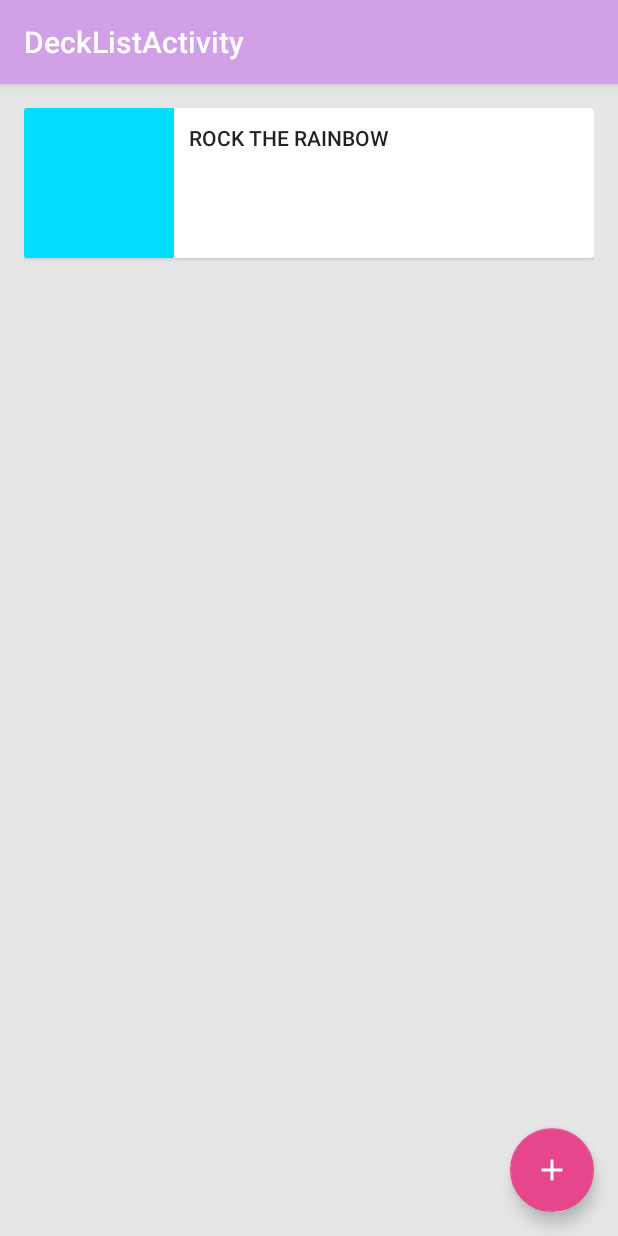
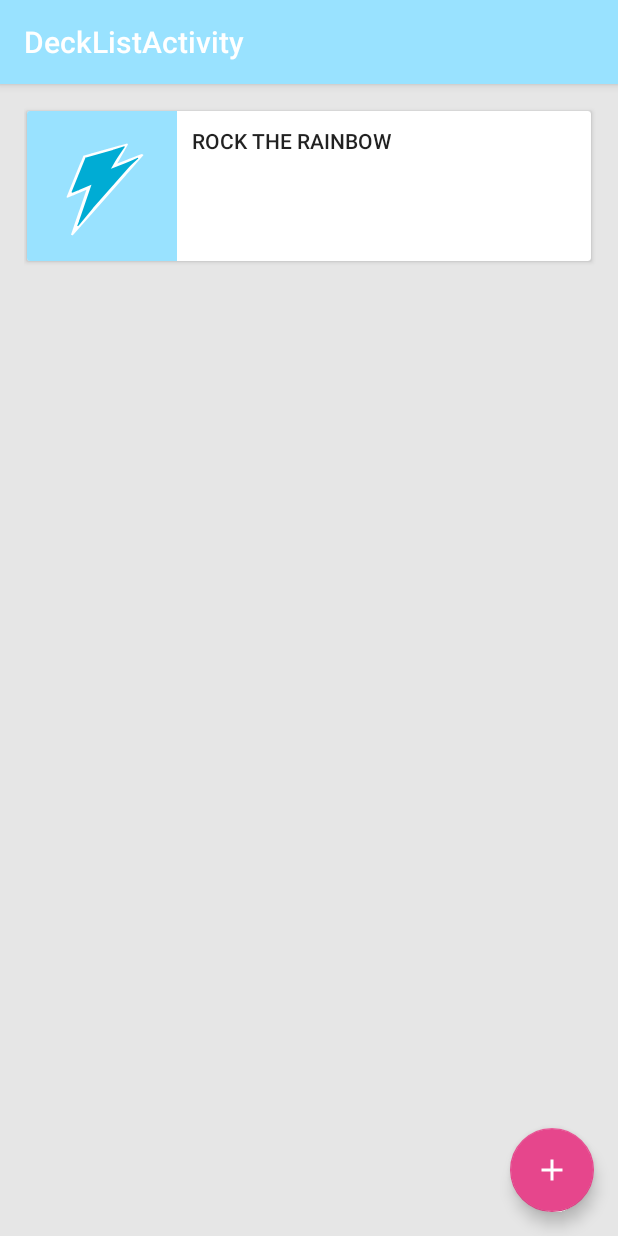
Before and after one commit to ChrisFhey/EquestriCard, an Android app: the DeckListActivity screen opened directly, with no data from a screen before it, on a phone screen of 412 x 824 dp. Run offline under Robolectric (Android 15) with nearby library versions, the light colour scheme and no system bars.

Commit message:
Added styling and assets

```diff
--- a/app/src/main/res/layout/activity_series_select.xml
+++ b/app/src/main/res/layout/activity_series_select.xml
@@ -23,6 +23,7 @@
             android:layout_height="wrap_content"
             android:id="@+id/btn_pr"
             android:onClick="seriesOverview"
-            android:tag="PR"/>
+            android:tag="PR"
+            android:backgroundTint="@color/colorPrimary" />
     </LinearLayout>
 </RelativeLayout>
--- a/app/src/main/res/layout/content_deck_list.xml
+++ b/app/src/main/res/layout/content_deck_list.xml
@@ -6,9 +6,9 @@
     android:layout_width="match_parent"
     android:layout_height="match_parent"
     android:paddingBottom="@dimen/activity_vertical_margin"
-    android:paddingLeft="@dimen/activity_horizontal_margin"
-    android:paddingRight="@dimen/activity_horizontal_margin"
-    android:paddingTop="@dimen/activity_vertical_margin"
+    android:paddingLeft="16dp"
+    android:paddingRight="12dp"
+    android:paddingTop="12dp"
     app:layout_behavior="@string/appbar_scrolling_view_behavior"
     tools:context="com.fhey.equestricard.DeckListActivity"
     tools:showIn="@layout/activity_deck_list">
@@ -17,12 +17,19 @@
         android:orientation="vertical"
         android:layout_width="match_parent"
         android:layout_height="match_parent"
+        android:paddingRight="4dp"
+        android:paddingLeft="4dp"
+        android:paddingTop="4dp"
+        android:clipToPadding="false"
         android:layout_centerVertical="true"
         android:layout_centerHorizontal="true">
 
         <android.support.v7.widget.CardView
             android:layout_width="match_parent"
             android:layout_height="100dp"
+            android:paddingRight="2dp"
+            android:paddingLeft="2dp"
+            android:clipToPadding="false"
             >
 
             <RelativeLayout
@@ -32,7 +39,8 @@
                 <ImageView
                     android:layout_width="100dp"
                     android:layout_height="match_parent"
-                    app:srcCompat="@android:color/holo_blue_bright"
+                    android:src="@drawable/rd_type"
+                    android:background="@color/colorPrimary"
                     android:id="@+id/img_DeckBuilder" />
                 <TextView
                     android:text="Rock the rainbow"
--- a/app/src/main/res/values/colors.xml
+++ b/app/src/main/res/values/colors.xml
@@ -1,7 +1,7 @@
 <?xml version="1.0" encoding="utf-8"?>
 <resources>
-    <color name="colorPrimary">#d2a0e7</color>
-    <color name="colorPrimaryDark">#a56ac6</color>
+    <color name="colorPrimary">#99e2ff</color>
+    <color name="colorPrimaryDark">#26a4f7</color>
     <color name="colorAccent">#e6468c</color>
     <color name="MLP_dark">#7a52a2</color>
     <color name="windowBackgroundColour">#e6e6e6</color>
```
Also changed, not shown: app/src/main/res/drawable/rd_type.png (added).
